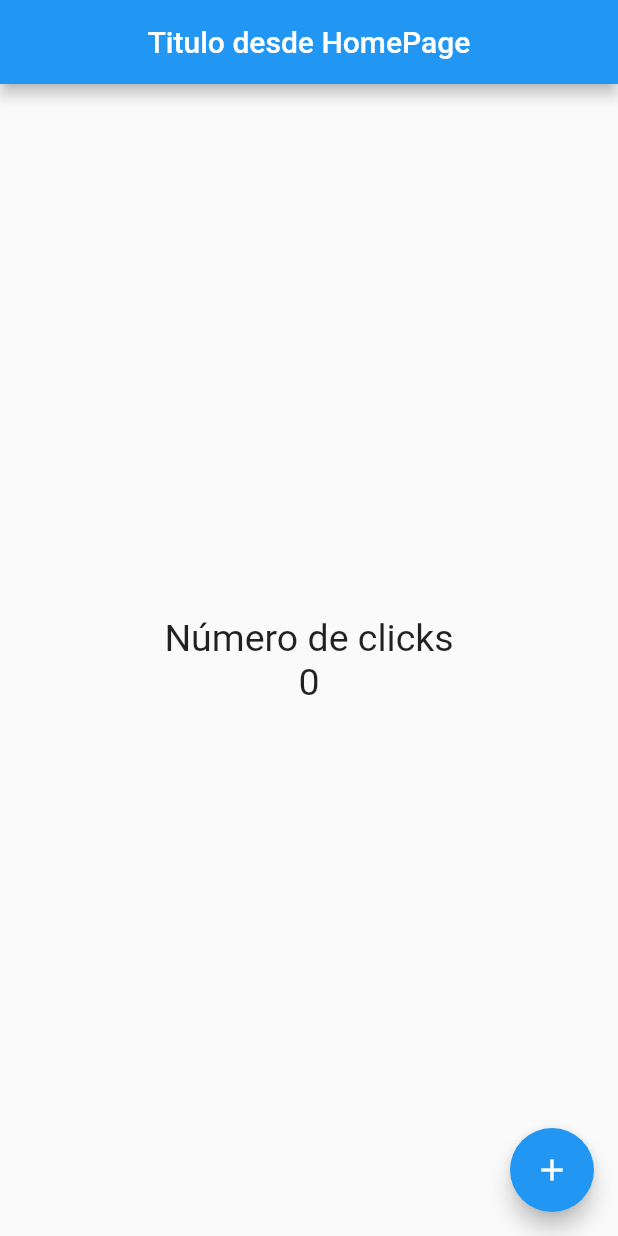
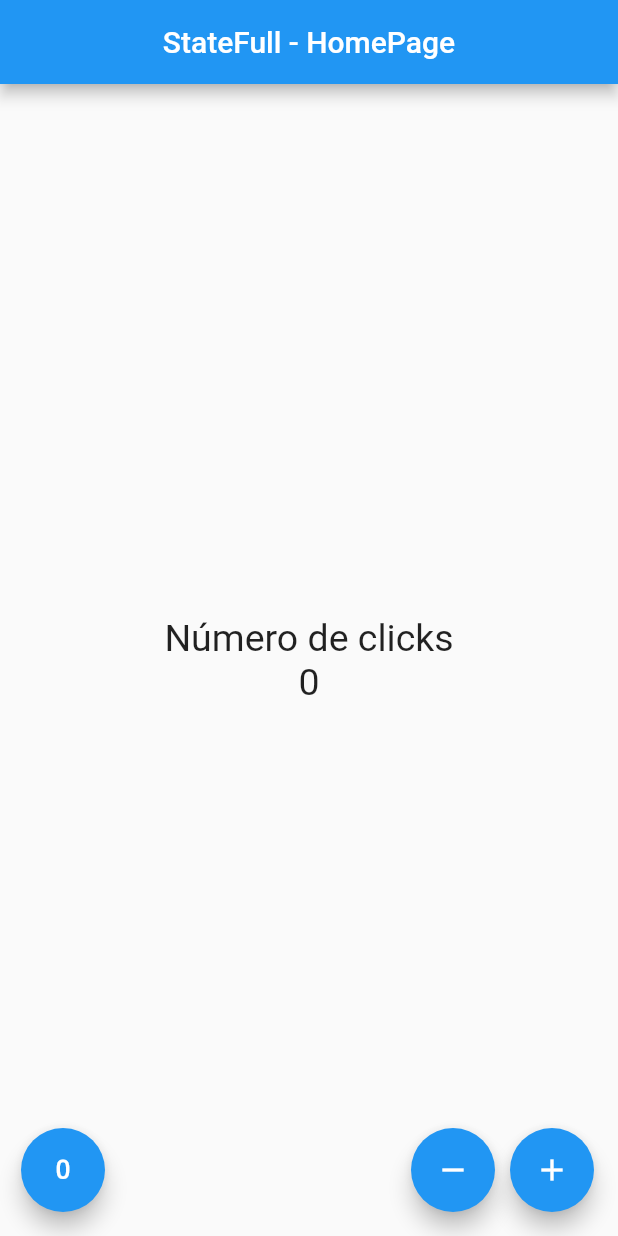
Before and after one commit to VictorHugoAguilar/clicks_flutter, a Flutter app: the screen it shows after launch, on a phone screen of 412 x 824 dp. Run offline on Flutter 3.47's test engine with Material 2 defaults, Android fonts, the phone set to English and light mode, and no system bars.

Commit message:
Creación de widget para quitar, resetear

```diff
--- /dev/null
+++ b/lib/pages/contador_page.dart
@@ -0,0 +1,70 @@
+import 'package:flutter/material.dart';
+
+class ContadorPage extends StatefulWidget {
+  // Creamos el state
+  @override
+  State<StatefulWidget> createState() {
+    return _ContadorPageState();
+  }
+}
+
+class _ContadorPageState extends State<ContadorPage> {
+  final _estiloTexto = new TextStyle(fontSize: 25.0);
+  int _contador = 0;
+  @override
+  Widget build(BuildContext context) {
+    return Scaffold(
+        appBar: AppBar(
+          title: Text('StateFull - HomePage'),
+          centerTitle: true,
+        ),
+        body: Center(
+            child: Column(
+          mainAxisAlignment: MainAxisAlignment.center,
+          children: [
+            Text(
+              'Número de clicks',
+              style: _estiloTexto,
+            ),
+            Text(
+              '$_contador',
+              style: _estiloTexto,
+            ),
+          ],
+        )),
+        floatingActionButton: _crearBotones());
+  }
+
+  Widget _crearBotones() {
+    return Row(
+      mainAxisAlignment: MainAxisAlignment.end,
+      children: <Widget>[
+        SizedBox(width: 30.0),
+        FloatingActionButton(
+            child: Icon(Icons.exposure_zero), onPressed: _reset),
+        Expanded(
+          child: SizedBox(),
+        ),
+        FloatingActionButton(child: Icon(Icons.remove), onPressed: _sustraer),
+        SizedBox(
+          width: 10.0,
+        ),
+        FloatingActionButton(child: Icon(Icons.add), onPressed: _agregar),
+      ],
+    );
+  }
+
+  void _agregar() {
+    setState(() => _contador++);
+  }
+
+  void _sustraer() {
+    setState(() => {
+          if (_contador > 0) {_contador--}
+        });
+  }
+
+  void _reset() {
+    setState(() => _contador = 0);
+  }
+}
--- a/lib/pages/home_page.dart
+++ b/lib/pages/home_page.dart
@@ -2,6 +2,8 @@ import 'package:flutter/material.dart';
 
 class HomePage extends StatelessWidget {
   final estiloTexto = new TextStyle(fontSize: 25.0);
+
+  final int contador = 10;
 
   @override
   Widget build(BuildContext context) {
@@ -19,7 +21,7 @@ class HomePage extends StatelessWidget {
             style: estiloTexto,
           ),
           Text(
-            '0',
+            '$contador',
             style: estiloTexto,
           ),
         ],
--- a/lib/src/app.dart
+++ b/lib/src/app.dart
@@ -1,12 +1,12 @@
 import 'package:flutter/material.dart';
-import 'package:hello_world/pages/home_page.dart';
+import 'package:hello_world/pages/contador_page.dart';
+// import 'package:hello_world/pages/home_page.dart';
 
 class MyApp extends StatelessWidget {
   @override
   Widget build(BuildContext context) {
     return MaterialApp(
-        home: Center(
-      child: HomePage(),
-    ));
+        home: Center(child: ContadorPage() // HomePage(),
+            ));
   }
 }
```
